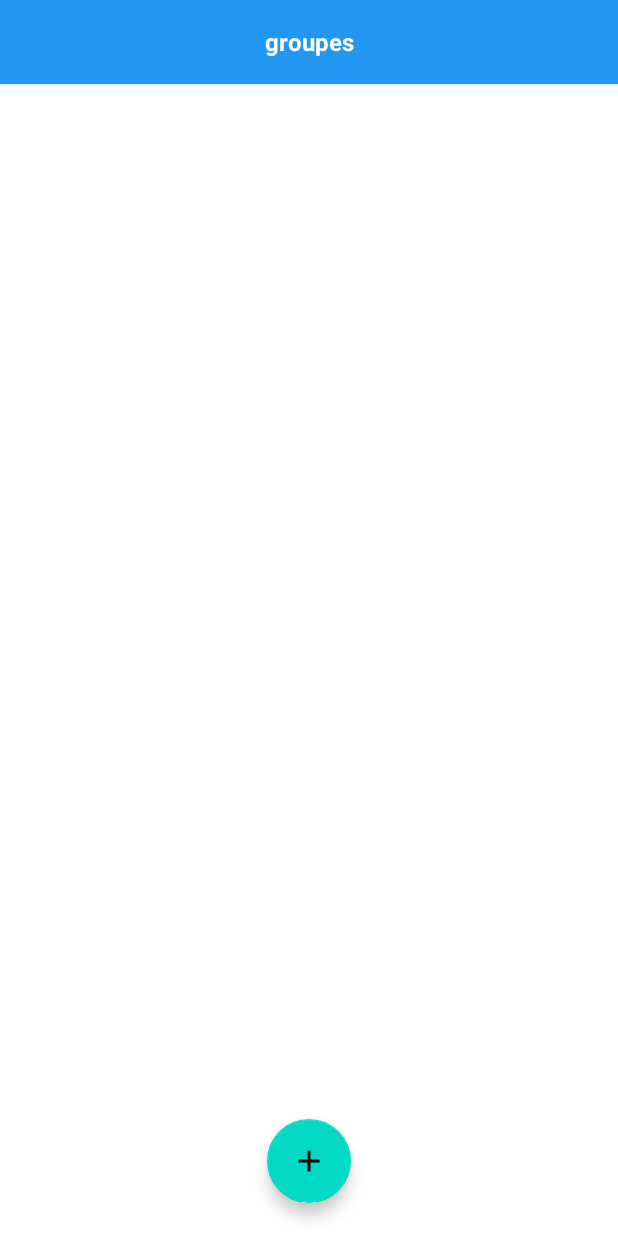
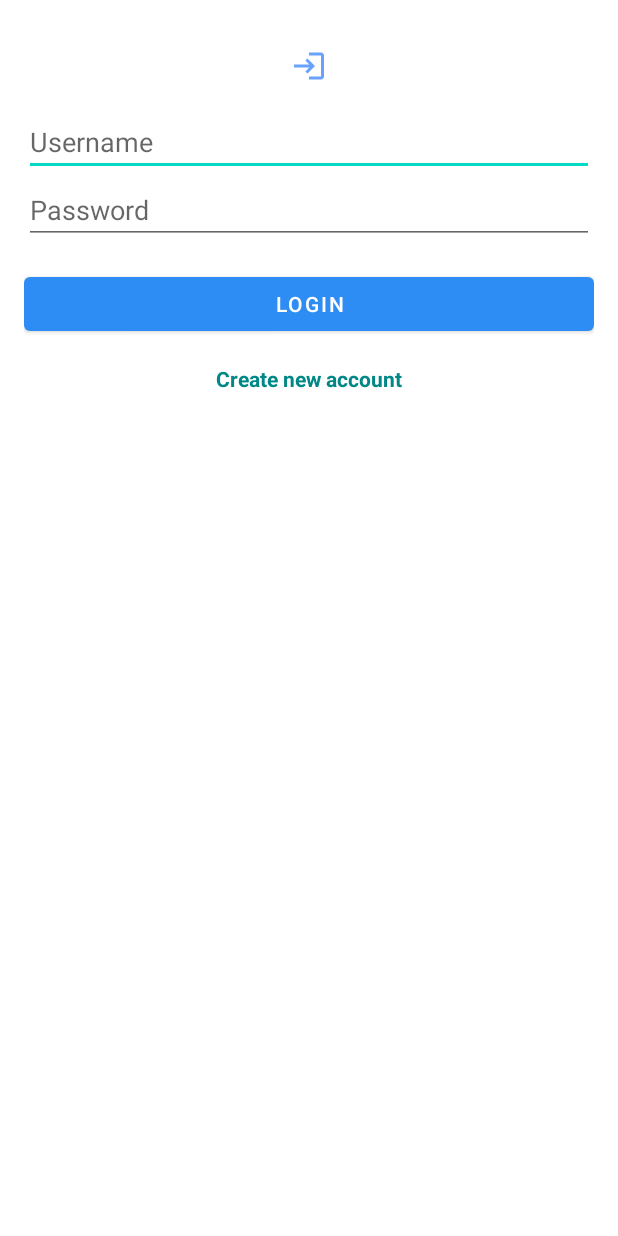
Before and after one commit to Mouniraithammadi/EST_SB-app, an Android app: the screen it shows after launch (MainActivity before the commit, LoginActivity after it), on a phone screen of 412 x 824 dp. Run offline under Robolectric (Android 15) with nearby library versions, the phone set to English and light mode, and no system bars.

Commit message:
the new future of the school in morocco

```diff
--- a/app/src/main/java/com/project/est_sb/EtudiantAdapt.java
+++ b/app/src/main/java/com/project/est_sb/EtudiantAdapt.java
@@ -1,5 +1,6 @@
 package com.project.est_sb;
 
+import android.annotation.SuppressLint;
 import android.content.Context;
 import android.graphics.Color;
 import android.view.LayoutInflater;
@@ -40,11 +41,12 @@ public interface OnItemClickListenner{
         return new EtudiantVwHolder(itemView , onItemClickListenner);
     }
 
+
     @Override
     public void onBindViewHolder(@NonNull EtudiantVwHolder hldr, int p) {
         hldr.name.setText(etudiantItems.get(p).getName());
         hldr.status.setText(etudiantItems.get(p).getStatus());
-        hldr.roll.setText(etudiantItems.get(p).getRoll());
+        hldr.roll.setText(etudiantItems.get(p).getRoll()+"");
         hldr.card.setCardBackgroundColor(getColor(p));
     }
     private int getColor( int p ){
--- a/app/src/main/java/com/project/est_sb/Groupe_item.java
+++ b/app/src/main/java/com/project/est_sb/Groupe_item.java
@@ -3,6 +3,7 @@ package com.project.est_sb;
 public class Groupe_item {
     String group ;
     String sujet ;
+    long id ;
 
     public long getId() {
         return id;
@@ -12,7 +13,7 @@ public class Groupe_item {
         this.id = id;
     }
 
-    long id ;
+
 
     public Groupe_item(String g , String s) {
     sujet = s; group = g ;
--- /dev/null
+++ b/app/src/main/java/com/project/est_sb/LoginActivity.java
@@ -0,0 +1,54 @@
+package com.project.est_sb;
+
+import android.content.Intent;
+import android.os.Bundle;
+import android.view.View;
+import android.widget.Button;
+import android.widget.EditText;
+import android.widget.Toast;
+
+import androidx.appcompat.app.AppCompatActivity;
+
+public class LoginActivity extends AppCompatActivity {
+
+    private EditText usernameEditText, passwordEditText;
+    private Button loginButton;
+    private DataBaseHLPR databaseHelper;
+
+    @Override
+    protected void onCreate(Bundle savedInstanceState) {
+        super.onCreate(savedInstanceState);
+        setContentView(R.layout.login);
+
+        databaseHelper = new DataBaseHLPR(this);
+
+        usernameEditText = findViewById(R.id.usernameEditText);
+        passwordEditText = findViewById(R.id.passwordEditText);
+        loginButton = findViewById(R.id.loginButton);
+
+        loginButton.setOnClickListener(new View.OnClickListener() {
+            @Override
+            public void onClick(View v) {
+                String username = usernameEditText.getText().toString().trim();
+                String password = passwordEditText.getText().toString().trim();
+                boolean loginSuccessful = databaseHelper.checkUser(username, password);
+               login( loginSuccessful );
+            }
+        });
+    }
+    public void login(boolean loginSuccessful){
+        if (loginSuccessful) {
+            // Navigate to the next activity
+            Intent intent = new Intent( this,  MainActivity.class );
+            startActivity(intent);
+            Toast.makeText(LoginActivity.this, "Login successful", Toast.LENGTH_SHORT).show();
+        } else {
+            Toast.makeText(LoginActivity.this, "Login failed", Toast.LENGTH_SHORT).show();
+        }
+    }
+    public void openRegistrationActivity(View view) {
+        Intent intent = new Intent(this, RegisterActivity.class);
+        startActivity(intent);
+    }
+
+}
--- a/app/src/main/java/com/project/est_sb/MainActivity.java
+++ b/app/src/main/java/com/project/est_sb/MainActivity.java
@@ -94,6 +94,7 @@ BDD = new DataBaseHLPR( this );
         intent.putExtra("GroupeName" , groupeItems.get(position).getGroup());
         intent.putExtra("SujetName" , groupeItems.get(position).getSujet());
         intent.putExtra("position" , position);
+        intent.putExtra("group_id" , groupeItems.get( position ).getId());
         startActivity(intent);
 
     }
--- /dev/null
+++ b/app/src/main/res/drawable/login_icon.xml
@@ -0,0 +1,5 @@
+<vector android:autoMirrored="true" android:height="24dp"
+    android:tint="#68A2FC" android:viewportHeight="24"
+    android:viewportWidth="24" android:width="24dp" xmlns:android="http://schemas.android.com/apk/res/android">
+    <path android:fillColor="@android:color/white" android:pathData="M11,7L9.6,8.4l2.6,2.6H2v2h10.2l-2.6,2.6L11,17l5,-5L11,7zM20,19h-8v2h8c1.1,0 2,-0.9 2,-2V5c0,-1.1 -0.9,-2 -2,-2h-8v2h8V19z"/>
+</vector>
--- /dev/null
+++ b/app/src/main/res/layout/login.xml
@@ -0,0 +1,48 @@
+<?xml version="1.0" encoding="utf-8"?>
+<LinearLayout xmlns:android="http://schemas.android.com/apk/res/android"
+    android:orientation="vertical"
+    android:layout_width="match_parent"
+    android:layout_height="match_parent"
+    android:padding="16dp">
+
+    <ImageView
+        android:src="@drawable/login_icon"
+        android:layout_width="wrap_content"
+        android:layout_height="wrap_content"
+        android:layout_gravity="center_horizontal"
+        android:padding="16dp"/>
+
+    <EditText
+        android:id="@+id/usernameEditText"
+        android:hint="Username"
+        android:layout_width="match_parent"
+        android:layout_height="wrap_content"
+        android:inputType="text"/>
+
+    <EditText
+        android:id="@+id/passwordEditText"
+        android:hint="Password"
+        android:layout_width="match_parent"
+        android:layout_height="wrap_content"
+        android:inputType="textPassword"/>
+
+    <Button
+        android:id="@+id/loginButton"
+        android:text="Login"
+        android:layout_width="match_parent"
+        android:layout_height="wrap_content"
+        android:layout_marginTop="16dp"/>
+
+    <TextView
+        android:id="@+id/registerLinkTextView"
+        android:text="Create new account"
+        android:layout_width="wrap_content"
+        android:layout_height="wrap_content"
+        android:layout_gravity="center_horizontal"
+        android:layout_marginTop="16dp"
+        android:textColor="@color/teal_700"
+        android:textStyle="bold"
+        android:clickable="true"
+        android:onClick="openRegistrationActivity"/>
+
+</LinearLayout>
--- /dev/null
+++ b/app/src/main/res/values/refs.xml
@@ -0,0 +1,2 @@
+<?xml version="1.0" encoding="utf-8"?>
+<resources></resources>
```
Also changed, not shown: app/src/main/AndroidManifest.xml (+9 -2 lines), app/src/main/java/com/project/est_sb/DataBaseHLPR.java (+80 -4 lines), app/src/main/java/com/project/est_sb/EtudiantActivity.java (+25 -4 lines), app/src/main/java/com/project/est_sb/EtudiantItem.java (+14 -4 lines), app/src/main/java/com/project/est_sb/RegisterActivity.java (added, +66 -0 lines), app/src/main/res/layout/register.xml (added, +52 -0 lines).
